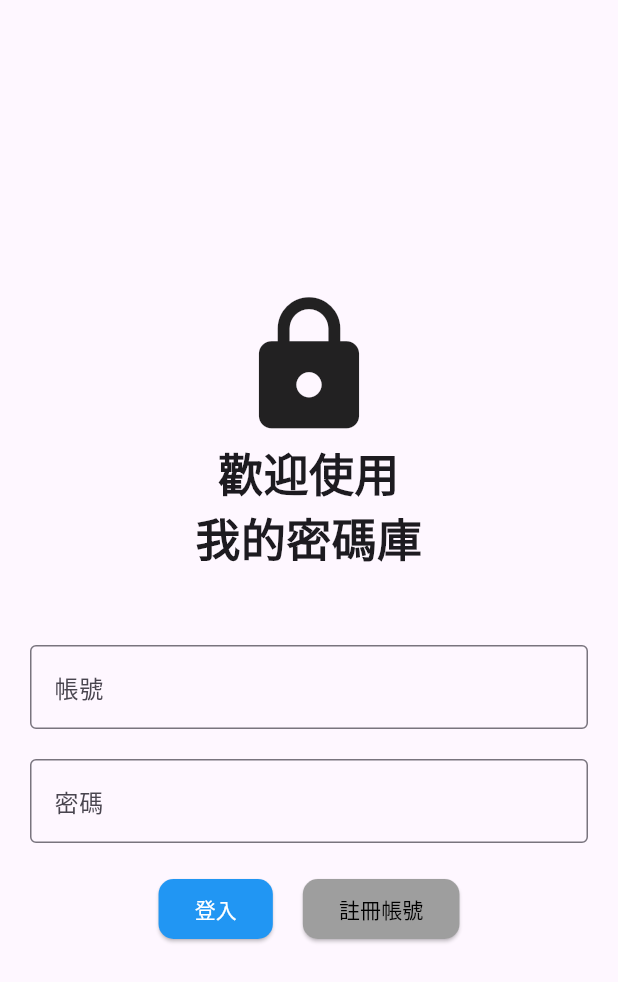
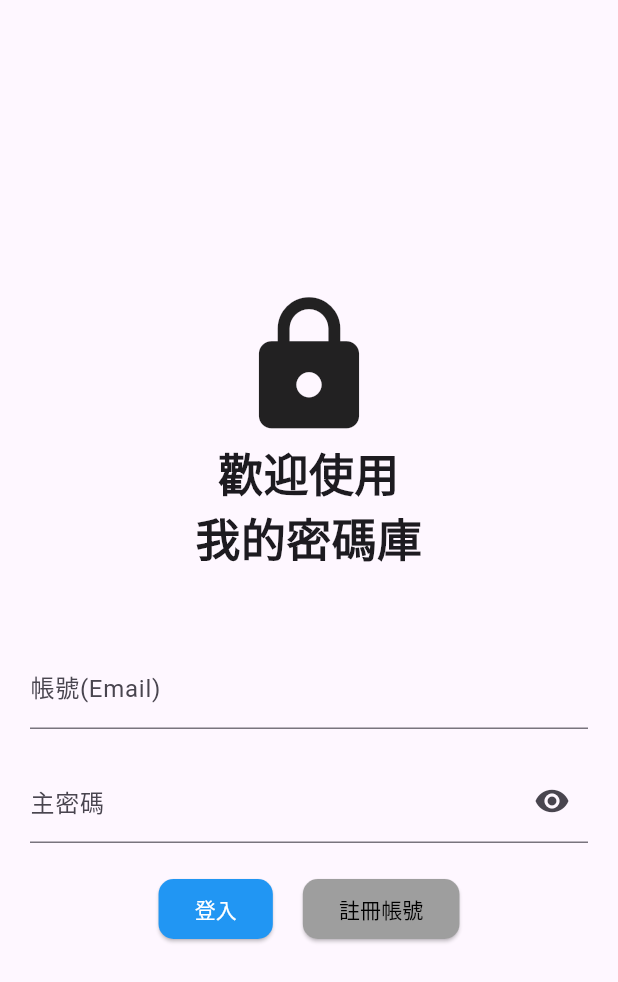
Before and after one commit to chen-yikai/skills_54_regional_flutter, a Flutter app: the SignInScreen screen opened by its route, after a tap on "註冊帳號", after a tap on "註冊", on a phone screen of 412 x 824 dp. Shown: the top 982 px of the screen. Run offline on Flutter 3.47's test engine with Material 3 defaults, Android fonts, the light colour scheme and no system bars; our stand-ins replace go_router.

Commit message:
add sign_in & sign_up page

```diff
--- /dev/null
+++ b/lib/db.dart
@@ -0,0 +1,6 @@
+class userSchema {
+  final String email;
+  final String password;
+
+  userSchema({required this.email, required this.password});
+}
--- a/lib/main.dart
+++ b/lib/main.dart
@@ -18,7 +18,7 @@ class Entry extends StatefulWidget {
 class _EntryState extends State<Entry> {
   @override
   Widget build(BuildContext context) {
-    var router = GoRouter(routes: [
+    var router = GoRouter(initialLocation: "/sign-up", routes: [
       GoRoute(path: '/', builder: (context, state) => const SplashScreen()),
       GoRoute(
           path: '/sign-in', builder: (context, state) => const SignInScreen()),
--- a/lib/screens/sign_in.dart
+++ b/lib/screens/sign_in.dart
@@ -9,6 +9,7 @@ class SignInScreen extends StatefulWidget {
 }
 
 class _SignInScreenState extends State<SignInScreen> {
+  var hidePassword = true;
   @override
   Widget build(BuildContext context) {
     return Scaffold(
@@ -27,15 +28,23 @@ class _SignInScreenState extends State<SignInScreen> {
             SizedBox(height: 50),
             TextField(
               decoration: InputDecoration(
-                border: OutlineInputBorder(),
-                labelText: "帳號",
+                labelText: "帳號(Email)",
               ),
             ),
             SizedBox(height: 20),
             TextField(
+              obscureText: hidePassword,
+              obscuringCharacter: '*',
               decoration: InputDecoration(
-                border: OutlineInputBorder(),
-                labelText: "密碼",
+                labelText: "主密碼",
+                suffixIcon: IconButton(
+                    icon: Icon(
+                        hidePassword ? Icons.visibility : Icons.visibility_off),
+                    onPressed: () {
+                      setState(() {
+                        hidePassword = !hidePassword;
+                      });
+                    }),
               ),
             ),
             SizedBox(height: 20),
--- a/lib/screens/sign_up.dart
+++ b/lib/screens/sign_up.dart
@@ -1,5 +1,6 @@
 import 'package:flutter/material.dart';
 import 'package:go_router/go_router.dart';
+import 'package:skills_54_regional_flutter/util.dart';
 
 class SignUpScreen extends StatefulWidget {
   const SignUpScreen({super.key});
@@ -9,6 +10,33 @@ class SignUpScreen extends StatefulWidget {
 }
 
 class _SignUpScreenState extends State<SignUpScreen> {
+  var hidePassword = true, hideConfirmPassword = true;
+
+  var name = TextEditingController(),
+      email = TextEditingController(),
+      passwordCofirm = TextEditingController(),
+      password = TextEditingController();
+
+  var emailError = false, passwordError = false, confirmPasswordError = false;
+
+  samePassword(String _) {
+    if (password.text != passwordCofirm.text) {
+      confirmPasswordError = true;
+    } else {
+      confirmPasswordError = false;
+    }
+    setState(() {});
+  }
+
+  checkEmail(String _) {
+    if (Utils.emailFormat.hasMatch(email.text) && !email.text.contains(" ")) {
+      emailError = false;
+    } else {
+      emailError = true;
+    }
+    setState(() {});
+  }
+
   @override
   Widget build(BuildContext context) {
     return Scaffold(
@@ -28,27 +56,55 @@ class _SignUpScreenState extends State<SignUpScreen> {
             ),
             SizedBox(height: 20),
             TextField(
+                controller: name,
                 decoration: InputDecoration(
-              border: OutlineInputBorder(),
                   labelText: "暱稱",
                 )),
             SizedBox(height: 20),
             TextField(
+                controller: email,
+                onChanged: checkEmail,
                 decoration: InputDecoration(
-              border: OutlineInputBorder(),
+                  errorText: emailError ? "Email格式錯誤" : null,
                   labelText: "帳號(Email)",
                 )),
             SizedBox(height: 10),
             TextField(
+                controller: password,
+                obscureText: hidePassword,
+                obscuringCharacter: '*',
+                onChanged: samePassword,
                 decoration: InputDecoration(
-              border: OutlineInputBorder(),
+                  errorText: passwordError ? "密碼格式錯誤" : null,
                   labelText: "主密碼",
+                  suffixIcon: IconButton(
+                      icon: Icon(hidePassword
+                          ? Icons.visibility
+                          : Icons.visibility_off),
+                      onPressed: () {
+                        setState(() {
+                          hidePassword = !hidePassword;
+                        });
+                      }),
                 )),
             SizedBox(height: 10),
             TextField(
+                controller: passwordCofirm,
+                obscureText: hideConfirmPassword,
+                obscuringCharacter: '*',
+                onChanged: samePassword,
                 decoration: InputDecoration(
-              border: OutlineInputBorder(),
                   labelText: "確認主密碼",
+                  errorText: confirmPasswordError ? "密碼和主密碼不同" : null,
+                  suffixIcon: IconButton(
+                      icon: Icon(hideConfirmPassword
+                          ? Icons.visibility
+                          : Icons.visibility_off),
+                      onPressed: () {
+                        setState(() {
+                          hideConfirmPassword = !hideConfirmPassword;
+                        });
+                      }),
                 )),
             SizedBox(height: 50),
             ElevatedButton(
--- /dev/null
+++ b/lib/util.dart
@@ -0,0 +1,4 @@
+class Utils {
+  static final RegExp emailFormat =
+      RegExp(r'^(?=.{1,29}$)[a-zA-Z0-9.]+@[a-zA-Z0-9]+\.[a-zA-Z]+');
+}
--- a/pubspec.yaml
+++ b/pubspec.yaml
@@ -12,6 +12,7 @@ dependencies:
   sqflite: ^2.4.1
   path: ^1.9.0
   go_router: ^14.6.3
+  path_provider: ^2.1.5
 
 dev_dependencies:
   flutter_test:
```
Also changed, not shown: pubspec.lock, 1 other file. Lines whose indentation alone changed are shown as unchanged.
